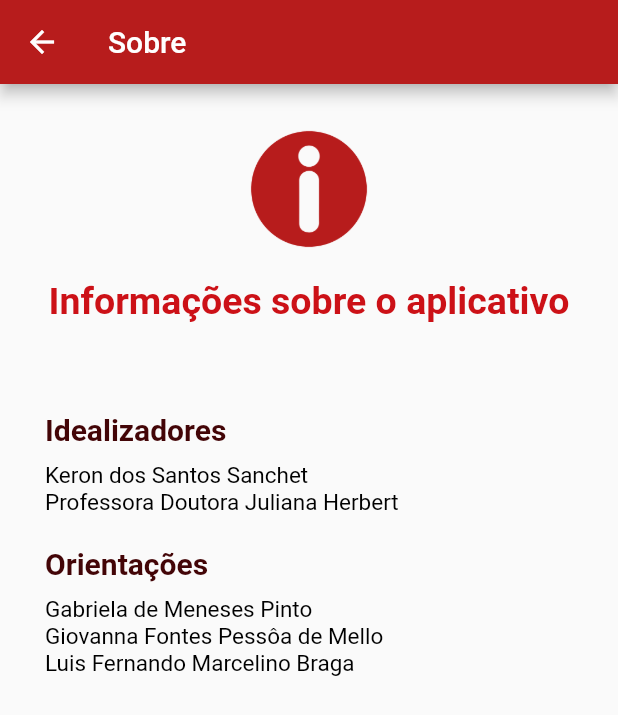
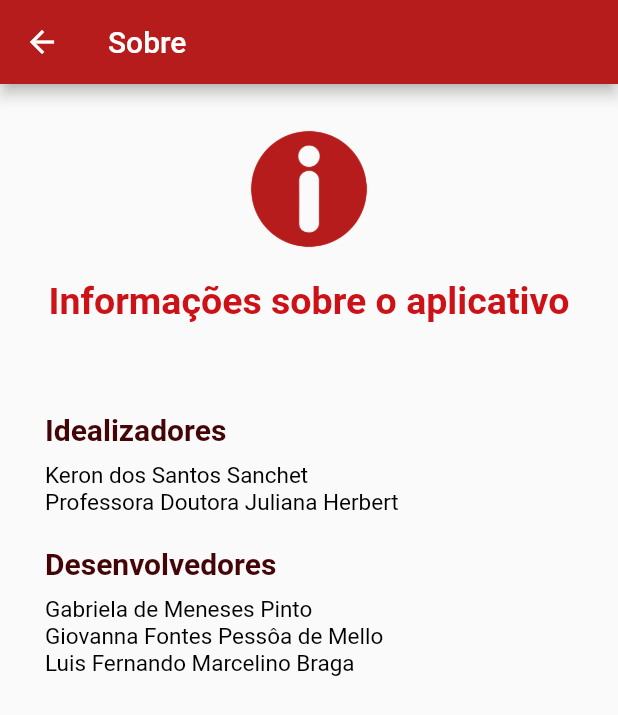
Before and after one commit to GabrielaMP00/ProjetoFinal, a Flutter app: the Sobre screen opened directly, on a phone screen of 412 x 824 dp. Shown: the top 715 px of the screen. Run offline on Flutter 3.47's test engine with Material 2 defaults, Android fonts, the phone set to English and light mode, and no system bars.

Commit message:
Ultima atualização pagina sobre

```diff
--- a/lib/sobre.dart
+++ b/lib/sobre.dart
@@ -51,9 +51,9 @@ class Sobre extends StatelessWidget {
               style: TextStyle(color: Colors.black, fontSize: 15),
             ),
             const SizedBox(height: 20),
-            // Título "Orientações"
+            // Título "Desenvolvedores"
             const Text(
-              "Orientações",
+              "Desenvolvedores",
               textAlign: TextAlign.start,
               style: TextStyle(
                 color: Color.fromARGB(255, 67, 5, 7),
```
